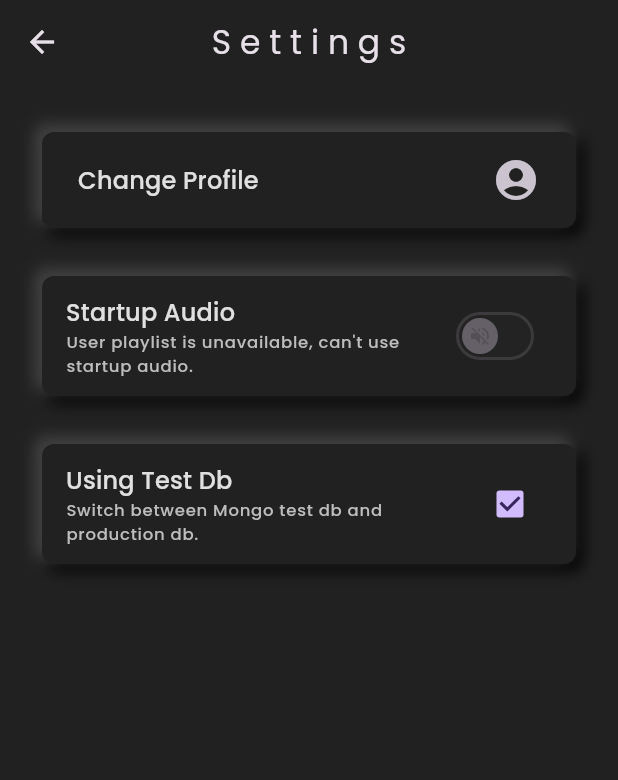
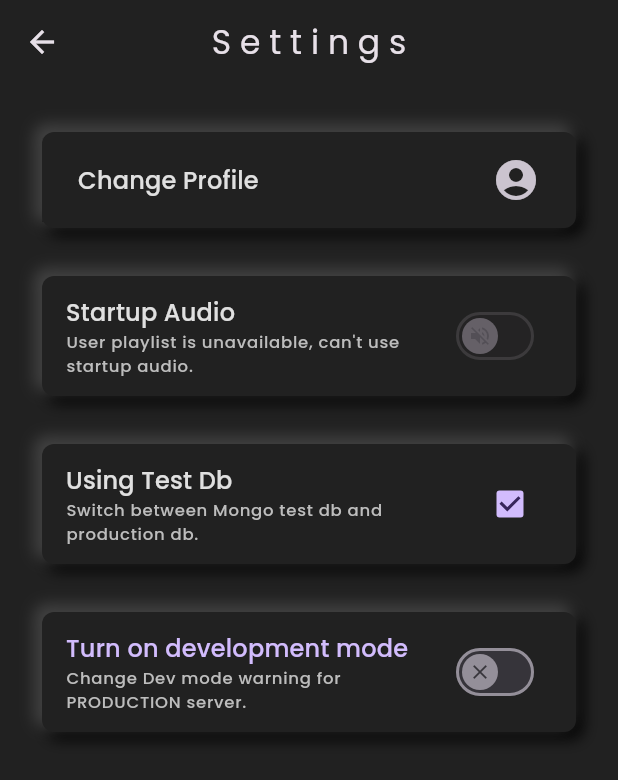
Before and after one commit to Moinak-Majumdar/portfolio-mobile-app, a Flutter app: the Settings screen opened directly, on a phone screen of 412 x 824 dp. Shown: the top 780 px of the screen. Run offline on Flutter 3.47's test engine with Material 3 defaults, Android fonts, the phone set to English and light mode, and no system bars; our stand-ins replace animated_text_kit, cached_network_image, carousel_slider, cloud_firestore, dio, file_picker and 17 more; missing offline and left inert: choice, firebase_app_check, qr_code_scanner; accounts and stored records are empty; network calls fail; project files that could hold a hidden picture were left out.

```diff
--- /dev/null
+++ b/lib/models/website_status.dart
@@ -0,0 +1,31 @@
+class WebSiteStatusModel {
+  const WebSiteStatusModel({
+    required this.id,
+    required this.name,
+    required this.mode,
+    required this.description,
+    required this.devFlag,
+    required this.v,
+  });
+  final String id, name, mode, description;
+  final bool devFlag;
+  final int v;
+}
+
+class WebSiteStatusServerModel {
+  const WebSiteStatusServerModel({required this.data});
+  final WebSiteStatusModel data;
+
+  factory WebSiteStatusServerModel.fromJson(Map<String, dynamic> json) {
+    final WebSiteStatusModel elm = WebSiteStatusModel(
+      id: json['_id'],
+      name: json['name'],
+      mode: json['mode'],
+      description: json['description'],
+      devFlag: json['devFlag'],
+      v: json['__v'],
+    );
+
+    return WebSiteStatusServerModel(data: elm);
+  }
+}
--- a/lib/page/settings.dart
+++ b/lib/page/settings.dart
@@ -2,12 +2,12 @@ import 'dart:io';
 
 import 'package:flutter/material.dart';
 import 'package:get/get.dart';
-
 import 'package:portfolio/controller/db.dart';
 import 'package:portfolio/controller/music.dart';
 import 'package:portfolio/controller/profile_img.dart';
 import 'package:portfolio/widget/neumorphism.dart';
 import 'package:portfolio/widget/profile_img_changer.dart';
+import 'package:portfolio/widget/website_status_changer.dart';
 
 class Settings extends StatelessWidget {
   const Settings({super.key});
@@ -107,6 +107,7 @@ class Settings extends StatelessWidget {
                     ),
                   ),
                 ),
+                const WebsiteStatusChanger(),
               ],
             );
           },
--- /dev/null
+++ b/lib/widget/website_status_changer.dart
@@ -0,0 +1,59 @@
+import 'package:flutter/material.dart';
+import 'package:get/get.dart';
+import 'package:portfolio/controller/website_status.dart';
+import 'package:portfolio/utils/get_snack.dart';
+import 'package:portfolio/widget/neumorphism.dart';
+
+class WebsiteStatusChanger extends StatelessWidget {
+  const WebsiteStatusChanger({super.key});
+
+  @override
+  Widget build(context) {
+    final textTheme = Theme.of(context).textTheme;
+    final colorScheme = Theme.of(context).colorScheme;
+    final wsc = Get.put(WebSiteStatusController());
+    Future<void> changeStatus(bool value) async {
+      try {
+        await wsc.updateWebSiteStatus('Babar bichi fulko luchi...', value);
+      } catch (e) {
+        GetSnack.error(message: e.toString());
+      }
+    }
+
+    return NeuBox(
+      padding: const EdgeInsets.symmetric(vertical: 4),
+      margin: const EdgeInsets.symmetric(horizontal: 12, vertical: 16),
+      child: Obx(
+        () => SwitchListTile(
+          value: wsc.devFlag.value,
+          onChanged: changeStatus,
+          title: Text(
+            wsc.devFlag.value
+                ? 'Development Mode is turned On'
+                : "Turn on development mode",
+            style: textTheme.titleMedium!.copyWith(
+              color: colorScheme.primary,
+            ),
+          ),
+          subtitle: Text(
+            'Change Dev mode warning for PRODUCTION server.',
+            style: textTheme.labelSmall!.copyWith(
+              color: Colors.grey.shade400,
+            ),
+          ),
+          thumbIcon: _thumb,
+        ),
+      ),
+    );
+  }
+}
+
+final MaterialStateProperty<Icon?> _thumb =
+    MaterialStateProperty.resolveWith<Icon?>(
+  (Set<MaterialState> states) {
+    if (states.contains(MaterialState.selected)) {
+      return const Icon(Icons.done_outline_sharp);
+    }
+    return const Icon(Icons.close);
+  },
+);
--- a/pubspec.yaml
+++ b/pubspec.yaml
@@ -4,7 +4,7 @@ description: moinak05 portfolio admin's mobile app.
 publish_to: 'none' # Remove this line if you wish to publish to pub.dev
 
 
-version: 2.0.2+1
+version: 2.1.3+1
 
 environment:
   sdk: '>=3.1.3 <4.0.0'
```
Also changed, not shown: lib/controller/website_status.dart (added, +72 -0 lines), lib/page/email/page.dart (+47 -23 lines).
